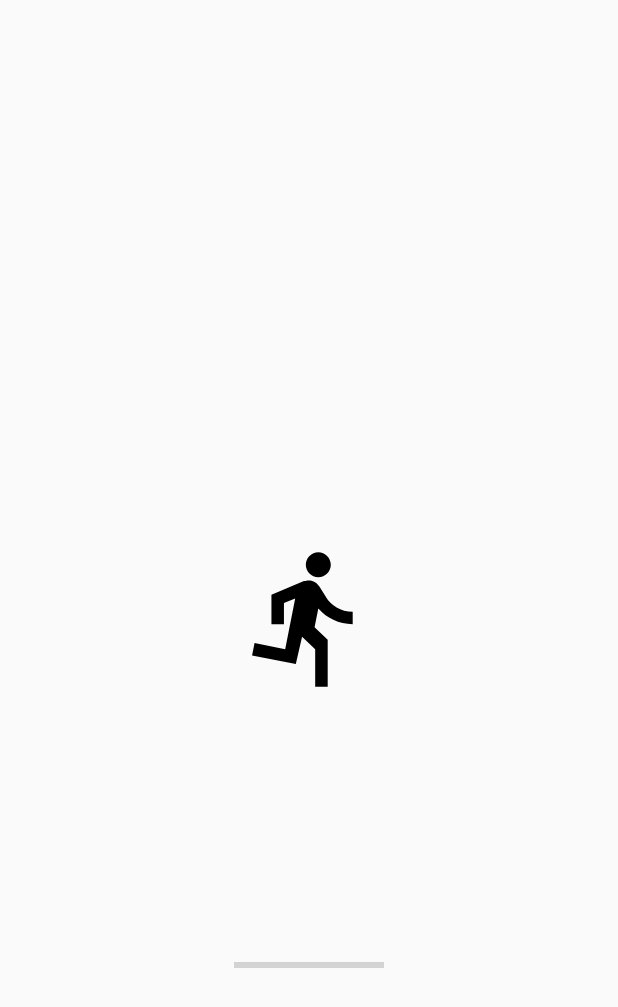
After one commit to owaistnt/scenedemo, an Android app: the layout layout_loading.xml on its own in the app's theme, with its tools: preview values and no code run, on a phone screen of 412 x 824 dp. The commit adds this screen. Shown: the top 1007 px of the screen. Run offline under Robolectric (Android 15) with nearby library versions, the phone set to English and light mode, and no system bars.

Commit message:
Intermediate Commit: Added Layouts Empty and Loading Screen. Style Applied.

```diff
--- a/app/build.gradle
+++ b/app/build.gradle
@@ -27,4 +27,10 @@ dependencies {
     testImplementation 'junit:junit:4.12'
     androidTestImplementation 'com.android.support.test:runner:1.0.1'
     androidTestImplementation 'com.android.support.test.espresso:espresso-core:3.0.1'
+    compile "com.android.support:recyclerview-v7:26.1.0"
+    compile "com.android.support:cardview-v7:26.1.0"
+    compile "com.android.support:design:26.1.0"
+    compile "com.android.support:support-v4:26.1.0"
+    compile "com.android.support:support-annotations:26.1.0"
+    compile "com.android.support:gridlayout-v7:26.1.0"
 }
--- a/app/src/main/java/com/loneos/scenedemo/main_page/MainActivity.java
+++ b/app/src/main/java/com/loneos/scenedemo/main_page/MainActivity.java
@@ -1,12 +1,14 @@
 package com.loneos.scenedemo.main_page;
 
 import android.os.Bundle;
+import android.support.transition.Scene;
 
 import com.loneos.scenedemo.R;
 import com.loneos.scenedemo.base.BaseActivity;
 
 public class MainActivity extends BaseActivity implements IMainContract.IView{
 
+    Scene mSceneSplash, mSceneLogin, mSceneSignUp, mSceneLoading, mSceneEmpty;
     @Override
     protected void onCreate(Bundle savedInstanceState) {
         super.onCreate(savedInstanceState);
--- /dev/null
+++ b/app/src/main/res/drawable/ic_directions_run_black_24dp.xml
@@ -0,0 +1,9 @@
+<vector xmlns:android="http://schemas.android.com/apk/res/android"
+        android:width="24dp"
+        android:height="24dp"
+        android:viewportWidth="24.0"
+        android:viewportHeight="24.0">
+    <path
+        android:fillColor="#FF000000"
+        android:pathData="M13.49,5.48c1.1,0 2,-0.9 2,-2s-0.9,-2 -2,-2 -2,0.9 -2,2 0.9,2 2,2zM9.89,19.38l1,-4.4 2.1,2v6h2v-7.5l-2.1,-2 0.6,-3c1.3,1.5 3.3,2.5 5.5,2.5v-2c-1.9,0 -3.5,-1 -4.3,-2.4l-1,-1.6c-0.4,-0.6 -1,-1 -1.7,-1 -0.3,0 -0.5,0.1 -0.8,0.1l-5.2,2.2v4.7h2v-3.4l1.8,-0.7 -1.6,8.1 -4.9,-1 -0.4,2 7,1.4z"/>
+</vector>
--- /dev/null
+++ b/app/src/main/res/layout/layout_loading.xml
@@ -0,0 +1,33 @@
+<?xml version="1.0" encoding="utf-8"?>
+<android.support.constraint.ConstraintLayout xmlns:android="http://schemas.android.com/apk/res/android"
+    xmlns:app="http://schemas.android.com/apk/res-auto"
+    android:layout_width="match_parent"
+    android:layout_height="match_parent">
+
+    <ImageView
+        android:id="@+id/imageView3"
+        android:layout_width="wrap_content"
+        android:layout_height="wrap_content"
+        android:layout_marginBottom="8dp"
+        android:layout_marginTop="8dp"
+        android:minHeight="100dp"
+        android:minWidth="100dp"
+        app:layout_constraintBottom_toBottomOf="parent"
+        app:layout_constraintLeft_toLeftOf="parent"
+        app:layout_constraintRight_toRightOf="parent"
+        app:layout_constraintTop_toTopOf="parent"
+        app:srcCompat="@drawable/ic_directions_run_black_24dp" />
+
+    <ProgressBar
+        android:id="@+id/progressBar"
+        style="?android:attr/progressBarStyleHorizontal"
+        android:layout_width="wrap_content"
+        android:layout_height="wrap_content"
+        android:layout_marginBottom="8dp"
+        android:layout_marginTop="8dp"
+        android:minWidth="100dp"
+        app:layout_constraintBottom_toBottomOf="parent"
+        app:layout_constraintLeft_toLeftOf="parent"
+        app:layout_constraintRight_toRightOf="parent"
+        app:layout_constraintTop_toBottomOf="@+id/imageView3" />
+</android.support.constraint.ConstraintLayout>
--- a/app/src/main/res/layout/layout_sign_in.xml
+++ b/app/src/main/res/layout/layout_sign_in.xml
@@ -22,6 +22,7 @@
         android:layout_marginTop="32dp"
         android:ems="10"
         android:hint="@string/email"
+        style="@style/TextInput"
         android:inputType="textEmailAddress"
         app:layout_constraintLeft_toLeftOf="parent"
         app:layout_constraintRight_toRightOf="parent"
@@ -33,6 +34,7 @@
         android:layout_height="wrap_content"
         android:layout_marginTop="16dp"
         android:ems="10"
+        style="@style/TextInput"
         android:hint="@string/password"
         android:inputType="textPassword"
         app:layout_constraintLeft_toLeftOf="parent"
@@ -47,6 +49,7 @@
         android:layout_marginRight="16dp"
         android:layout_marginTop="8dp"
         android:text="@string/login"
+        style="@style/PaddedButton"
         app:layout_constraintLeft_toLeftOf="parent"
         app:layout_constraintRight_toRightOf="parent"
         app:layout_constraintTop_toBottomOf="@+id/editText2" />
@@ -57,6 +60,7 @@
         android:layout_height="wrap_content"
         android:layout_marginTop="8dp"
         android:text="SignUp"
+        style="@style/PaddedColoredButton"
         app:layout_constraintLeft_toLeftOf="parent"
         app:layout_constraintRight_toRightOf="parent"
         app:layout_constraintTop_toBottomOf="@+id/button" />
--- a/app/src/main/res/values/styles.xml
+++ b/app/src/main/res/values/styles.xml
@@ -72,4 +72,8 @@
         <item name="android:paddingRight">48dp</item>
     </style>
 
+    <style name="TextInput" >
+        <item name="android:background">@drawable/input_background</item>
+    </style>
+
 </resources>
```
Also changed, not shown: app/src/main/res/drawable/ic_cloud_off_gray_24dp.xml (added, +9 -0 lines), app/src/main/res/layout/activity_main.xml (+2 -9 lines), app/src/main/res/layout/layout_empty.xml (added, +34 -0 lines), app/src/main/res/layout/layout_register.xml (+6 -1 lines).
